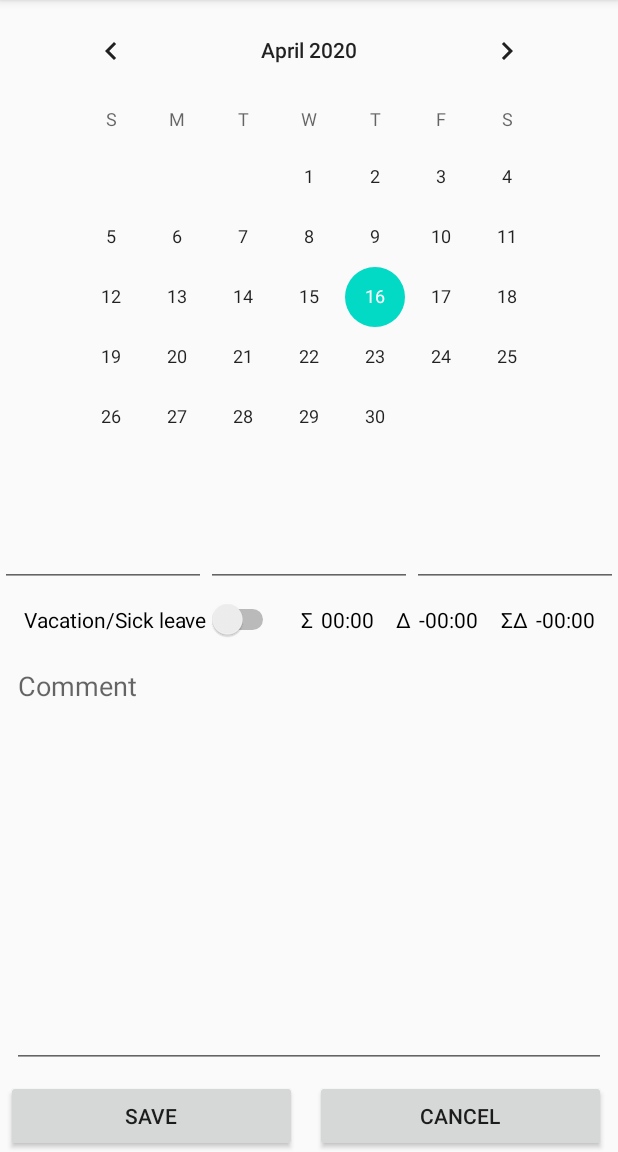
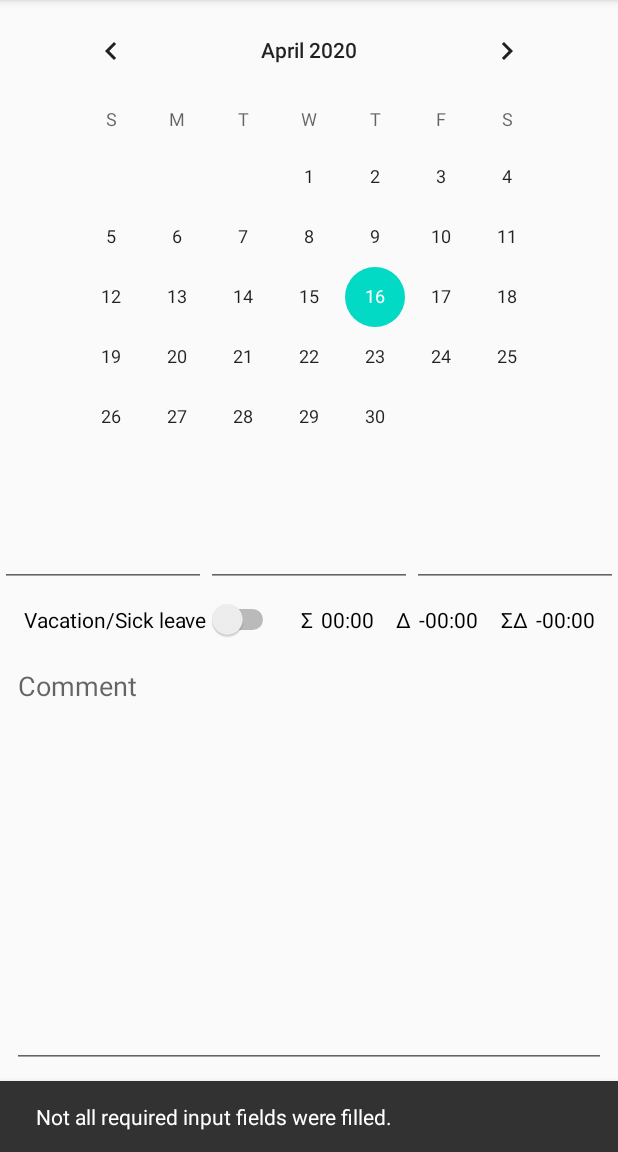
Before and after one commit to ede1998/WorkTracks, an Android app: the AddOrEditEntryFragment screen opened through its navigation route, after a tap on "SAVE", on a phone screen of 412 x 824 dp, the part 84-1236 px from its top. Run offline under Robolectric (Android 15) with nearby library versions, the phone set to English and light mode, and no system bars; our stand-ins replace Room's generated code; libraries missing offline, so code that uses them is left out: com.rw.keyboardlistener; 1 statement that could not run was skipped.

Commit message:
CHG: more error information and more tolerant input fields

```diff
--- a/app/src/main/java/me/erikhennig/worktracks/model/chronoformatter/ChronoFormatter.java
+++ b/app/src/main/java/me/erikhennig/worktracks/model/chronoformatter/ChronoFormatter.java
@@ -10,6 +10,7 @@ import java.time.format.DateTimeFormatter;
 import java.time.format.DateTimeParseException;
 import java.time.format.FormatStyle;
 import java.time.format.TextStyle;
+import java.util.Collections;
 import java.util.Locale;
 import java.util.function.IntFunction;
 
@@ -61,6 +62,10 @@ public class ChronoFormatter implements PreferenceUtils.OnChangeDurationDisplay
     }
 
     public LocalTime parseTime(String input) {
+        final int charactersBeforeColon = input.indexOf(':');
+        final int zerosToInsert = 2 - charactersBeforeColon;
+        final String zeroes = String.join("", Collections.nCopies(zerosToInsert, "0"));
+        input = zeroes + input;
         return LocalTime.parse(input);
     }
 
--- a/app/src/main/java/me/erikhennig/worktracks/ui/AddOrEditEntryFragment.java
+++ b/app/src/main/java/me/erikhennig/worktracks/ui/AddOrEditEntryFragment.java
@@ -134,6 +134,9 @@ public class AddOrEditEntryFragment extends Fragment implements View.OnFocusChan
         boolean wasSaved = this.workDayViewModel.save();
         if (!wasSaved) {
             Log.e(TAG, String.format("Invalid work time [%s].", this.workDayViewModel.getWorkTime()));
+            String errorMessage = "Not all required input fields were filled.";
+            Snackbar snackbar = Snackbar.make(view, errorMessage, Snackbar.LENGTH_SHORT);
+            snackbar.show();
             return;
         }
 
```
Also changed, not shown: 1 other file.
